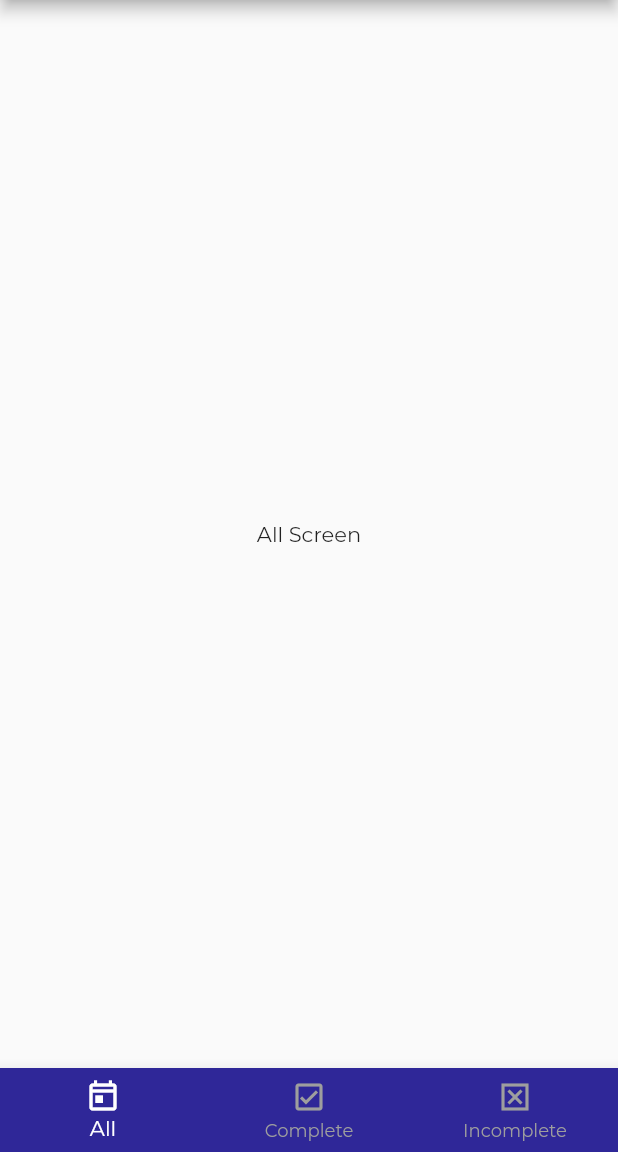
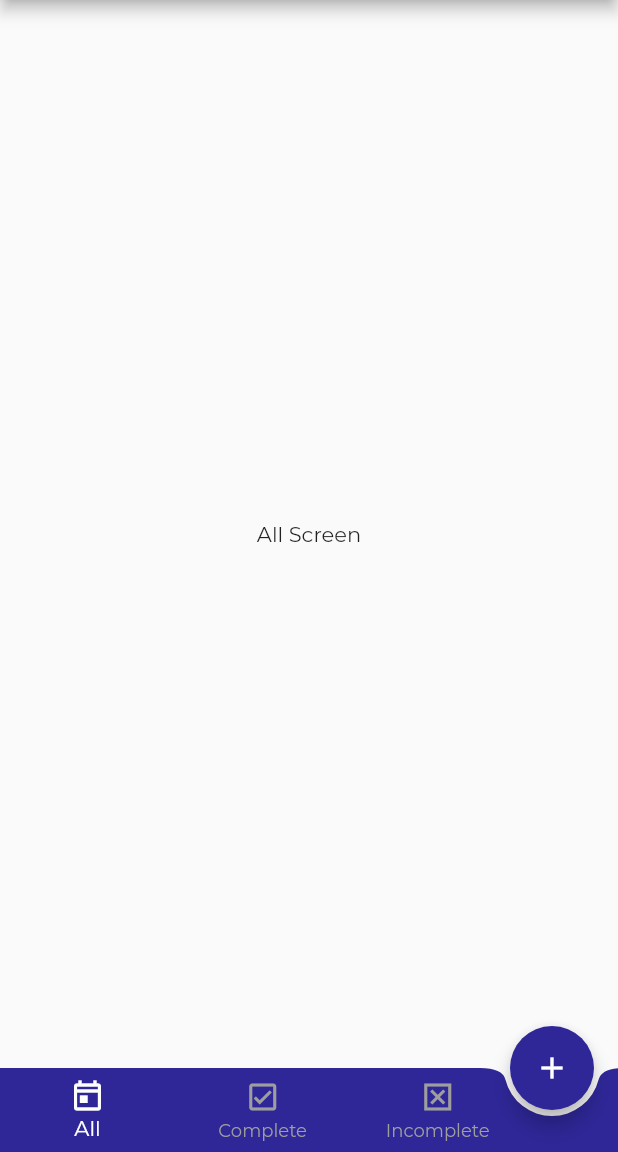
Before and after one commit to marctan/fluttertodo, a Flutter app: the screen it shows after launch, on a phone screen of 412 x 824 dp, the part 84-1236 px from its top. Run offline on Flutter 3.47's test engine with Material 2 defaults, Android fonts, the phone set to English and light mode, and no system bars.

Commit message:
Add floating action button for adding/editing of todo items

```diff
--- a/lib/main.dart
+++ b/lib/main.dart
@@ -18,6 +18,9 @@ class MyApp extends StatelessWidget {
         appBarTheme: const AppBarTheme(
           backgroundColor: Constants.PRIMARY_COLOR,
         ),
+        floatingActionButtonTheme: const FloatingActionButtonThemeData(
+          backgroundColor: Constants.PRIMARY_COLOR,
+        ),
         fontFamily: 'Montserrat',
       ),
     );
--- a/lib/screens/main/home_screen.dart
+++ b/lib/screens/main/home_screen.dart
@@ -1,4 +1,5 @@
 import 'package:flutter/material.dart';
+import 'package:fluttertodo/screens/add_edit_item/add_edit_screen.dart';
 import 'package:fluttertodo/screens/tabs/all_screen.dart';
 import 'package:fluttertodo/screens/tabs/complete_screen.dart';
 import 'package:fluttertodo/screens/tabs/incomplete_screen.dart';
@@ -27,15 +28,42 @@ class _HomeState extends State<Home> {
 
   @override
   Widget build(BuildContext context) {
+    final deviceSize = MediaQuery.of(context).size;
     return Scaffold(
       appBar: AppBar(
         title: const Text(
           'Todo App',
         ),
       ),
-      bottomNavigationBar: BottomNavigationBar(
+      floatingActionButton: FloatingActionButton(
+        child: const Icon(
+          Icons.add,
+        ),
+        onPressed: () {
+          Navigator.push(
+            context,
+            MaterialPageRoute(
+              builder: (_) {
+                return const AddEditScreen();
+              },
+            ),
+          );
+        },
+        backgroundColor: Theme.of(context).primaryColor,
+      ),
+      floatingActionButtonLocation: FloatingActionButtonLocation.endDocked,
+      bottomNavigationBar: BottomAppBar(
+        color: Theme.of(context).primaryColor,
+        elevation: 0,
+        shape: const CircularNotchedRectangle(),
+        child: Padding(
+          padding: EdgeInsets.only(
+            right: deviceSize.width * 0.15,
+          ),
+          child: BottomNavigationBar(
             currentIndex: _selectedIndex,
-        backgroundColor: Theme.of(context).primaryColor,
+            elevation: 0,
+            backgroundColor: Colors.transparent,
             selectedItemColor: Colors.white,
             unselectedItemColor: Colors.grey,
             onTap: _itemBarTapped,
@@ -60,6 +88,8 @@ class _HomeState extends State<Home> {
               )
             ],
           ),
+        ),
+      ),
       body: _bottomBody[_selectedIndex],
     );
   }
```
Also changed, not shown: lib/screens/add_edit_item/add_edit_screen.dart (added, +17 -0 lines). Lines whose indentation alone changed are shown as unchanged.
